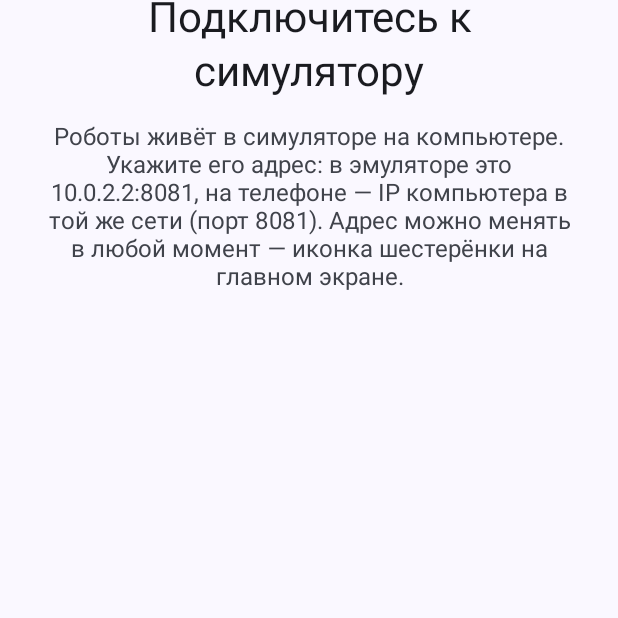
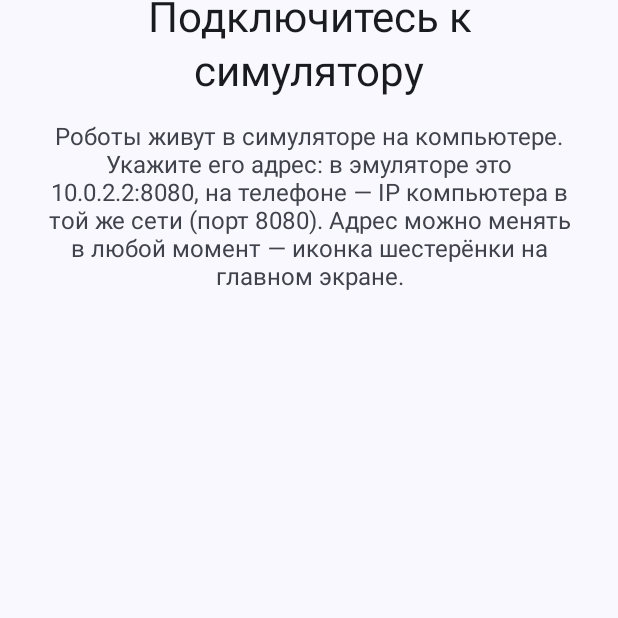
Before and after one commit to Ruv1c0n/cleanbot-ops, an Android app built with Jetpack Compose: the composable SimulatorPage shown on its own in the app's theme, on a phone screen of 412 x 824 dp, the part 517-1135 px from its top. Run offline under Robolectric (Android 15) with nearby library versions, the phone set to English and light mode, and no system bars.

Commit message:
app: ревью-фиксы — порт 8080 в подсказках, липкий CONNECTING, remember для startDestination, rethrow CancellationException, reconnect только при неизменном адресе

```diff
--- a/app/src/main/kotlin/com/cleanbot/app/data/repository/RobotRepository.kt
+++ b/app/src/main/kotlin/com/cleanbot/app/data/repository/RobotRepository.kt
@@ -15,6 +15,7 @@ import com.cleanbot.app.data.model.Session
 import com.cleanbot.app.data.model.Telemetry
 import com.cleanbot.app.data.remote.RobotApi
 import com.cleanbot.app.data.remote.TelemetrySocket
+import kotlinx.coroutines.CancellationException
 import kotlinx.coroutines.CoroutineScope
 import kotlinx.coroutines.Dispatchers
 import kotlinx.coroutines.SupervisorJob
@@ -102,13 +103,23 @@ class RobotRepository(
     fun startTelemetryLoop(scope: CoroutineScope) {
         scope.launch {
             combine(ServerConfig.hostPort, reconnectTick) { host, _ -> host }.collectLatest {
+                // Липкий CONNECTING: спиннер один раз на новый connect-цикл (холодный
+                // старт или явное переподключение тиком ниже). Повторные попытки внутри
+                // while НЕ переиздают CONNECTING — пока сервер недоступен, публикуется
+                // DISCONNECTED (офлайн-стейт), иначе экраны мерцают спиннер↔оффлайн.
+                _connectionState.value = ConnectionState.CONNECTING
                 while (isActive) {
-                    _connectionState.value = ConnectionState.CONNECTING
-                    runCatching {
+                    val result = runCatching {
                         socket.stream().collect { batch ->
                             _connectionState.value = ConnectionState.CONNECTED
                             applyTelemetry(batch)
                         }
+                    }
+                    // collectLatest отменяется тиком переподключения/сменой адреса:
+                    // CancellationException нельзя глотать — иначе ложный DISCONNECTED
+                    // и затянутая отмена; пробрасываем дальше.
+                    if (result.isFailure && result.exceptionOrNull() is CancellationException) {
+                        throw result.exceptionOrNull()!!
                     }
                     _connectionState.value = ConnectionState.DISCONNECTED
                     delay(2000)
--- a/app/src/main/kotlin/com/cleanbot/app/ui/onboarding/OnboardingScreen.kt
+++ b/app/src/main/kotlin/com/cleanbot/app/ui/onboarding/OnboardingScreen.kt
@@ -139,9 +139,9 @@ private fun SimulatorPage() {
     OnboardingPage(
         accent = "📡",
         title = "Подключитесь к симулятору",
-        body = "Роботы живёт в симуляторе на компьютере. Укажите его адрес: " +
-            "в эмуляторе это 10.0.2.2:8081, на телефоне — IP компьютера в той же сети " +
-            "(порт 8081). Адрес можно менять в любой момент — иконка шестерёнки " +
+        body = "Роботы живут в симуляторе на компьютере. Укажите его адрес: " +
+            "в эмуляторе это 10.0.2.2:8080, на телефоне — IP компьютера в той же сети " +
+            "(порт 8080). Адрес можно менять в любой момент — иконка шестерёнки " +
             "на главном экране."
     )
 }
--- a/app/src/main/kotlin/com/cleanbot/app/ui/settings/SettingsScreen.kt
+++ b/app/src/main/kotlin/com/cleanbot/app/ui/settings/SettingsScreen.kt
@@ -105,7 +105,7 @@ fun SettingsScreen(onBack: () -> Unit) {
                 supportingText = {
                     Text(
                         if (invalid) "Неверный адрес"
-                        else "Эмулятор: 10.0.2.2:8081 · Телефон: <IP компьютера>:8081",
+                        else "Эмулятор: 10.0.2.2:8080 · Телефон: <IP компьютера>:8080",
                         color = if (invalid) MaterialTheme.colorScheme.error
                         else MaterialTheme.colorScheme.onSurfaceVariant
                     )
```
Also changed, not shown: app/src/main/kotlin/com/cleanbot/app/ui/navigation/CleanBotNavHost.kt (+6 -1 lines), app/src/main/kotlin/com/cleanbot/app/ui/settings/SettingsViewModel.kt (+14 -6 lines), 1 other file.
